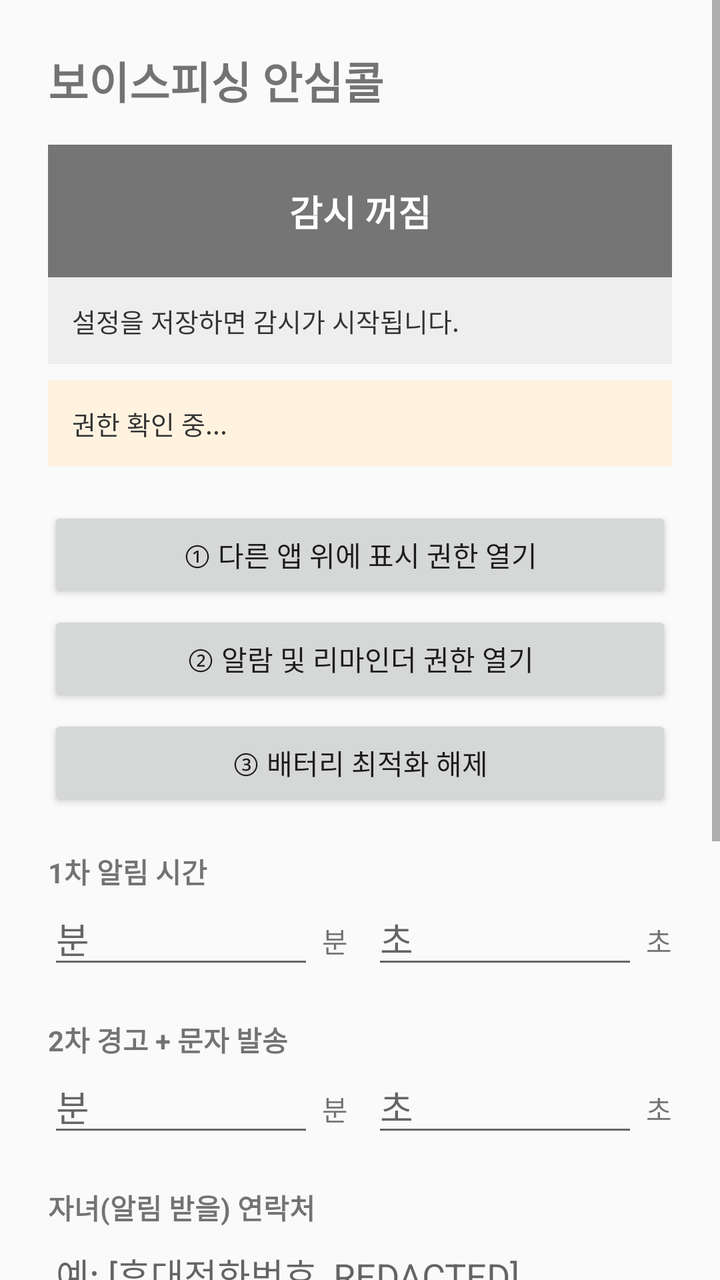
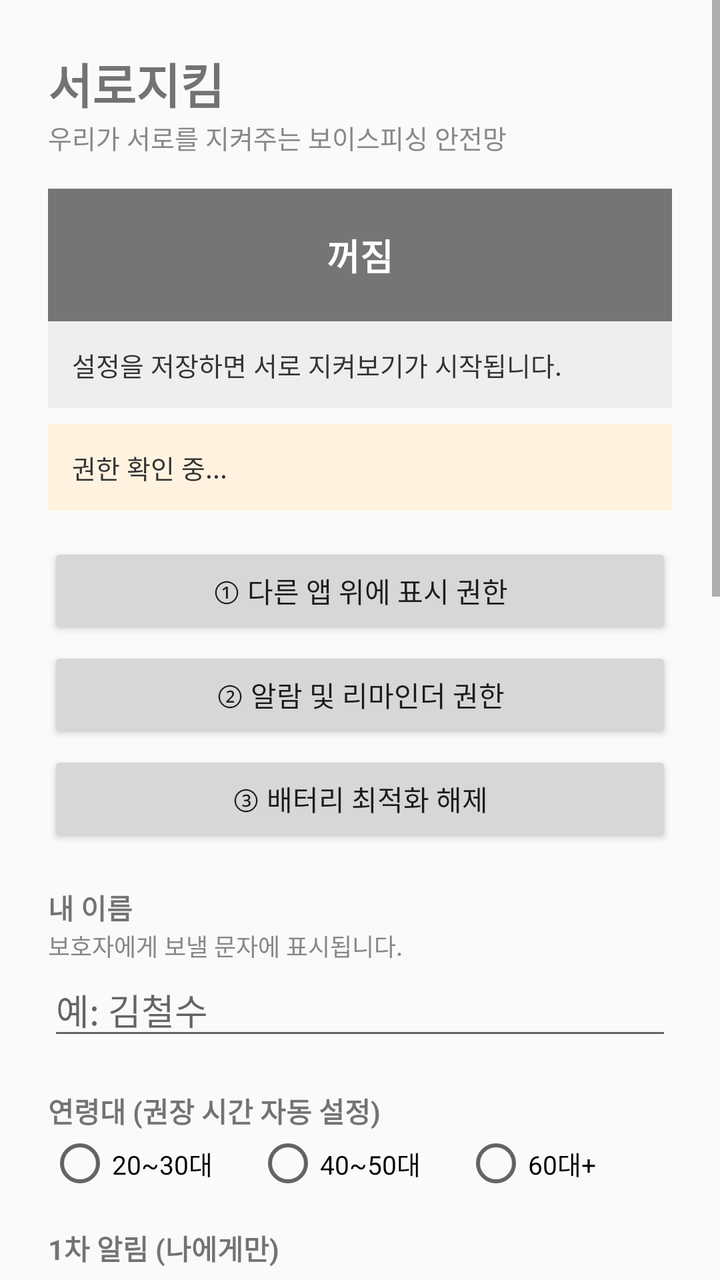

An Android layout rendered at two revisions. The XML below is the earlier revision; the diff shows what the commit changed to produce the second picture.
<!-- AndroidManifest.xml: activity theme Theme.CallGuard -->
<!-- res/layout/activity_main.xml -->
<?xml version="1.0" encoding="utf-8"?>
<ScrollView xmlns:android="http://schemas.android.com/apk/res/android"
    android:layout_width="match_parent"
    android:layout_height="match_parent">

    <LinearLayout
        android:layout_width="match_parent"
        android:layout_height="wrap_content"
        android:orientation="vertical"
        android:padding="24dp">

        <TextView
            android:layout_width="match_parent"
            android:layout_height="wrap_content"
            android:text="보이스피싱 안심콜"
            android:textSize="22sp"
            android:textStyle="bold"
            android:paddingBottom="16dp" />

        <TextView
            android:id="@+id/tv_status"
            android:layout_width="match_parent"
            android:layout_height="wrap_content"
            android:padding="20dp"
            android:gravity="center"
            android:textSize="18sp"
            android:textStyle="bold"
            android:textColor="#FFFFFF"
            android:background="#757575"
            android:text="감시 꺼짐" />

        <TextView
            android:id="@+id/tv_status_detail"
            android:layout_width="match_parent"
            android:layout_height="wrap_content"
            android:padding="12dp"
            android:textSize="13sp"
            android:background="#EEEEEE"
            android:textColor="#333333"
            android:text="설정을 저장하면 감시가 시작됩니다." />

        
        <TextView
            android:id="@+id/tv_permission"
            android:layout_width="match_parent"
            android:layout_height="wrap_content"
            android:padding="12dp"
            android:textSize="13sp"
            android:background="#FFF3E0"
            android:textColor="#333333"
            android:layout_marginTop="8dp"
            android:layout_marginBottom="20dp"
            android:text="권한 확인 중..." />

        <Button
            android:id="@+id/btn_perm_overlay"
            android:layout_width="match_parent"
            android:layout_height="wrap_content"
            android:text="① 다른 앱 위에 표시 권한 열기" />

        <Button
            android:id="@+id/btn_perm_alarm"
            android:layout_width="match_parent"
            android:layout_height="wrap_content"
            android:layout_marginTop="4dp"
            android:text="② 알람 및 리마인더 권한 열기" />

        <Button
            android:id="@+id/btn_perm_battery"
            android:layout_width="match_parent"
            android:layout_height="wrap_content"
            android:layout_marginTop="4dp"
            android:layout_marginBottom="20dp"
            android:text="③ 배터리 최적화 해제" />

        
        <TextView
            android:layout_width="match_parent"
            android:layout_height="wrap_content"
            android:text="1차 알림 시간"
            android:textStyle="bold" />

        <LinearLayout
            android:layout_width="match_parent"
            android:layout_height="wrap_content"
            android:orientation="horizontal">

            <EditText
                android:id="@+id/et_first_min"
                android:layout_width="0dp"
                android:layout_weight="1"
                android:layout_height="wrap_content"
                android:inputType="number"
                android:hint="분" />

            <TextView
                android:layout_width="wrap_content"
                android:layout_height="wrap_content"
                android:text="분"
                android:paddingLeft="4dp"
                android:paddingRight="12dp"
                android:gravity="center_vertical" />

            <EditText
                android:id="@+id/et_first_sec"
                android:layout_width="0dp"
                android:layout_weight="1"
                android:layout_height="wrap_content"
                android:inputType="number"
                android:hint="초" />

            <TextView
                android:layout_width="wrap_content"
                android:layout_height="wrap_content"
                android:text="초"
                android:paddingLeft="4dp"
                android:gravity="center_vertical" />
        </LinearLayout>

        
        <TextView
            android:layout_width="match_parent"
            android:layout_height="wrap_content"
            android:text="2차 경고 + 문자 발송"
            android:textStyle="bold"
            android:paddingTop="20dp" />

        <LinearLayout
            android:layout_width="match_parent"
            android:layout_height="wrap_content"
            android:orientation="horizontal">

            <EditText
                android:id="@+id/et_second_min"
                android:layout_width="0dp"
                android:layout_weight="1"
                android:layout_height="wrap_content"
                android:inputType="number"
                android:hint="분" />

            <TextView
                android:layout_width="wrap_content"
                android:layout_height="wrap_content"
                android:text="분"
                android:paddingLeft="4dp"
                android:paddingRight="12dp"
                android:gravity="center_vertical" />

            <EditText
                android:id="@+id/et_second_sec"
                android:layout_width="0dp"
                android:layout_weight="1"
                android:layout_height="wrap_content"
                android:inputType="number"
                android:hint="초" />

            <TextView
                android:layout_width="wrap_content"
                android:layout_height="wrap_content"
                android:text="초"
                android:paddingLeft="4dp"
                android:gravity="center_vertical" />
        </LinearLayout>

        <TextView
            android:layout_width="match_parent"
            android:layout_height="wrap_content"
            android:text="자녀(알림 받을) 연락처"
            android:textStyle="bold"
            android:paddingTop="20dp" />

        <EditText
            android:id="@+id/et_child_number"
            android:layout_width="match_parent"
            android:layout_height="wrap_content"
            android:inputType="phone"
            android:hint="예: [휴대전화번호_REDACTED]" />

        <TextView
            android:layout_width="match_parent"
            android:layout_height="wrap_content"
            android:text="예외로 둘 번호 (콤마로 구분)"
            android:textStyle="bold"
            android:paddingTop="20dp" />

        <EditText
            android:id="@+id/et_whitelist_numbers"
            android:layout_width="match_parent"
            android:layout_height="wrap_content"
            android:inputType="phone"
            android:hint="예: [휴대전화번호_REDACTED],0233334444" />

        <Button
            android:id="@+id/btn_save"
            android:layout_width="match_parent"
            android:layout_height="wrap_content"
            android:layout_marginTop="28dp"
            android:text="저장하고 감시 시작하기" />

        <Button
            android:id="@+id/btn_test_warning"
            android:layout_width="match_parent"
            android:layout_height="wrap_content"
            android:layout_marginTop="8dp"
            android:text="경고 화면 테스트" />

        <Button
            android:id="@+id/btn_test_sms"
            android:layout_width="match_parent"
            android:layout_height="wrap_content"
            android:layout_marginTop="4dp"
            android:layout_marginBottom="24dp"
            android:text="문자 발송 테스트" />

    </LinearLayout>
</ScrollView>
<!-- resources referenced by this layout -->
<resources>
  <style name="Theme.CallGuard" parent="Theme.AppCompat.DayNight.DarkActionBar">
          <item name="colorPrimary">#D32F2F</item>
          <item name="colorPrimaryDark">#B71C1C</item>
          <item name="colorAccent">#FF5252</item>
      </style>
</resources>

<!-- the commit's change to res/layout/activity_main.xml (unified diff, before → after) -->
@@ -12,9 +12,16 @@
         <TextView
             android:layout_width="match_parent"
             android:layout_height="wrap_content"
-            android:text="보이스피싱 안심콜"
-            android:textSize="22sp"
-            android:textStyle="bold"
+            android:text="서로지킴"
+            android:textSize="24sp"
+            android:textStyle="bold" />
+
+        <TextView
+            android:layout_width="match_parent"
+            android:layout_height="wrap_content"
+            android:text="우리가 서로를 지켜주는 보이스피싱 안전망"
+            android:textSize="13sp"
+            android:textColor="#888888"
             android:paddingBottom="16dp" />
 
         <TextView
@@ -27,7 +34,7 @@
             android:textStyle="bold"
             android:textColor="#FFFFFF"
             android:background="#757575"
-            android:text="감시 꺼짐" />
+            android:text="꺼짐" />
 
         <TextView
             android:id="@+id/tv_status_detail"
@@ -37,9 +44,8 @@
             android:textSize="13sp"
             android:background="#EEEEEE"
             android:textColor="#333333"
-            android:text="설정을 저장하면 감시가 시작됩니다." />
-
-        
+            android:text="설정을 저장하면 서로 지켜보기가 시작됩니다." />
+
         <TextView
             android:id="@+id/tv_permission"
             android:layout_width="match_parent"
@@ -49,21 +55,21 @@
             android:background="#FFF3E0"
             android:textColor="#333333"
             android:layout_marginTop="8dp"
-            android:layout_marginBottom="20dp"
+            android:layout_marginBottom="16dp"
             android:text="권한 확인 중..." />
 
         <Button
             android:id="@+id/btn_perm_overlay"
             android:layout_width="match_parent"
             android:layout_height="wrap_content"
-            android:text="① 다른 앱 위에 표시 권한 열기" />
+            android:text="① 다른 앱 위에 표시 권한" />
 
         <Button
             android:id="@+id/btn_perm_alarm"
             android:layout_width="match_parent"
             android:layout_height="wrap_content"
             android:layout_marginTop="4dp"
-            android:text="② 알람 및 리마인더 권한 열기" />
+            android:text="② 알람 및 리마인더 권한" />
 
         <Button
             android:id="@+id/btn_perm_battery"
@@ -77,8 +83,69 @@
         <TextView
             android:layout_width="match_parent"
             android:layout_height="wrap_content"
-            android:text="1차 알림 시간"
+            android:text="내 이름"
             android:textStyle="bold" />
+
+        <TextView
+            android:layout_width="match_parent"
+            android:layout_height="wrap_content"
+            android:text="보호자에게 보낼 문자에 표시됩니다."
+            android:textSize="12sp"
+            android:textColor="#888888" />
+
+        <EditText
+            android:id="@+id/et_my_name"
+            android:layout_width="match_parent"
+            android:layout_height="wrap_content"
+            android:inputType="text"
+            android:hint="예: 김철수" />
+
+        
+        <TextView
+            android:layout_width="match_parent"
+            android:layout_height="wrap_content"
+            android:text="연령대 (권장 시간 자동 설정)"
+            android:textStyle="bold"
+            android:paddingTop="20dp" />
+
+        <RadioGroup
+            android:id="@+id/rg_age"
+            android:layout_width="match_parent"
+            android:layout_height="wrap_content"
+            android:orientation="horizontal">
+
+            <RadioButton
+                android:id="@+id/rb_age_young"
+                android:layout_width="0dp"
+                android:layout_weight="1"
+                android:layout_height="wrap_content"
+                android:text="20~30대"
+                android:textSize="13sp" />
+
+            <RadioButton
+                android:id="@+id/rb_age_mid"
+                android:layout_width="0dp"
+                android:layout_weight="1"
+                android:layout_height="wrap_content"
+                android:text="40~50대"
+                android:textSize="13sp" />
+
+            <RadioButton
+                android:id="@+id/rb_age_senior"
+                android:layout_width="0dp"
+                android:layout_weight="1"
+                android:layout_height="wrap_content"
+                android:text="60대+"
+                android:textSize="13sp" />
+        </RadioGroup>
+
+        
+        <TextView
+            android:layout_width="match_parent"
+            android:layout_height="wrap_content"
+            android:text="1차 알림 (나에게만)"
+            android:textStyle="bold"
+            android:paddingTop="16dp" />
 
         <LinearLayout
             android:layout_width="match_parent"
@@ -121,9 +188,9 @@
         <TextView
             android:layout_width="match_parent"
             android:layout_height="wrap_content"
-            android:text="2차 경고 + 문자 발송"
-            android:textStyle="bold"
-            android:paddingTop="20dp" />
+            android:text="2차 경고 (보호자에게 알림)"
+            android:textStyle="bold"
+            android:paddingTop="16dp" />
 
         <LinearLayout
             android:layout_width="match_parent"
@@ -162,24 +229,58 @@
                 android:gravity="center_vertical" />
         </LinearLayout>
 
-        <TextView
-            android:layout_width="match_parent"
-            android:layout_height="wrap_content"
-            android:text="자녀(알림 받을) 연락처"
+        
+        <TextView
+            android:layout_width="match_parent"
+            android:layout_height="wrap_content"
+            android:text="나를 지켜줄 보호자 (최대 3명)"
             android:textStyle="bold"
             android:paddingTop="20dp" />
 
-        <EditText
-            android:id="@+id/et_child_number"
+        <TextView
+            android:layout_width="match_parent"
+            android:layout_height="wrap_content"
+            android:text="이 번호들은 통화 감시에서 자동으로 제외됩니다."
+            android:textSize="12sp"
+            android:textColor="#888888" />
+
+        <EditText
+            android:id="@+id/et_guardian1"
             android:layout_width="match_parent"
             android:layout_height="wrap_content"
             android:inputType="phone"
-            android:hint="예: [휴대전화번호_REDACTED]" />
-
-        <TextView
-            android:layout_width="match_parent"
-            android:layout_height="wrap_content"
-            android:text="예외로 둘 번호 (콤마로 구분)"
+            android:hint="보호자 1 (필수)" />
+
+        <EditText
+            android:id="@+id/et_guardian2"
+            android:layout_width="match_parent"
+            android:layout_height="wrap_content"
+            android:inputType="phone"
+            android:hint="보호자 2 (선택)" />
+
+        <EditText
+            android:id="@+id/et_guardian3"
+            android:layout_width="match_parent"
+            android:layout_height="wrap_content"
+            android:inputType="phone"
+            android:hint="보호자 3 (선택)" />
+
+        
+        <TextView
+            android:layout_width="match_parent"
+            android:layout_height="wrap_content"
+            android:padding="12dp"
+            android:layout_marginTop="12dp"
+            android:background="#E8F5E9"
+            android:textColor="#1B5E20"
+            android:textSize="13sp"
+            android:text="서로지킴은 한쪽만 보호받는 앱이 아닙니다.\n보호자에게도 이 앱을 설치하고, 나를 보호자로 등록해 달라고 하세요. 서로가 서로를 지켜주는 것이 가장 안전합니다." />
+
+        
+        <TextView
+            android:layout_width="match_parent"
+            android:layout_height="wrap_content"
+            android:text="그 밖의 예외 번호 (콤마로 구분)"
             android:textStyle="bold"
             android:paddingTop="20dp" />
 
@@ -188,14 +289,14 @@
             android:layout_width="match_parent"
             android:layout_height="wrap_content"
             android:inputType="phone"
-            android:hint="예: [휴대전화번호_REDACTED],0233334444" />
+            android:hint="예: 021234567,0312345678" />
 
         <Button
             android:id="@+id/btn_save"
             android:layout_width="match_parent"
             android:layout_height="wrap_content"
             android:layout_marginTop="28dp"
-            android:text="저장하고 감시 시작하기" />
+            android:text="저장하고 시작하기" />
 
         <Button
             android:id="@+id/btn_test_warning"
@@ -210,7 +311,7 @@
             android:layout_height="wrap_content"
             android:layout_marginTop="4dp"
             android:layout_marginBottom="24dp"
-            android:text="문자 발송 테스트" />
+            android:text="보호자 문자 테스트" />
 
     </LinearLayout>
 </ScrollView>
